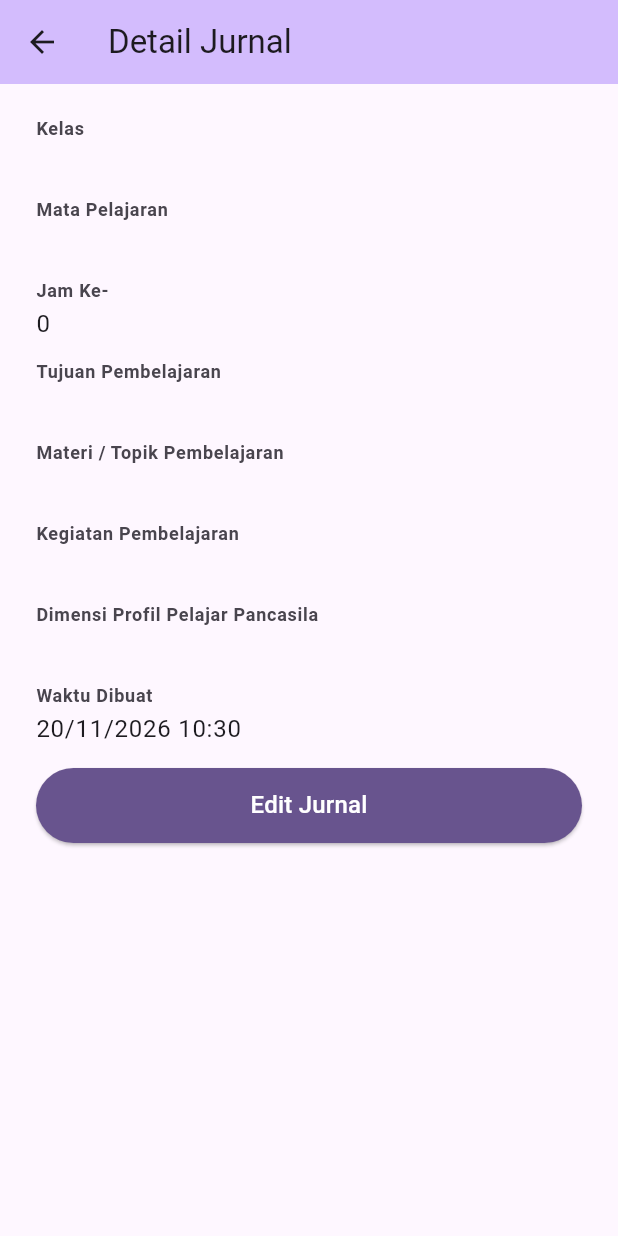
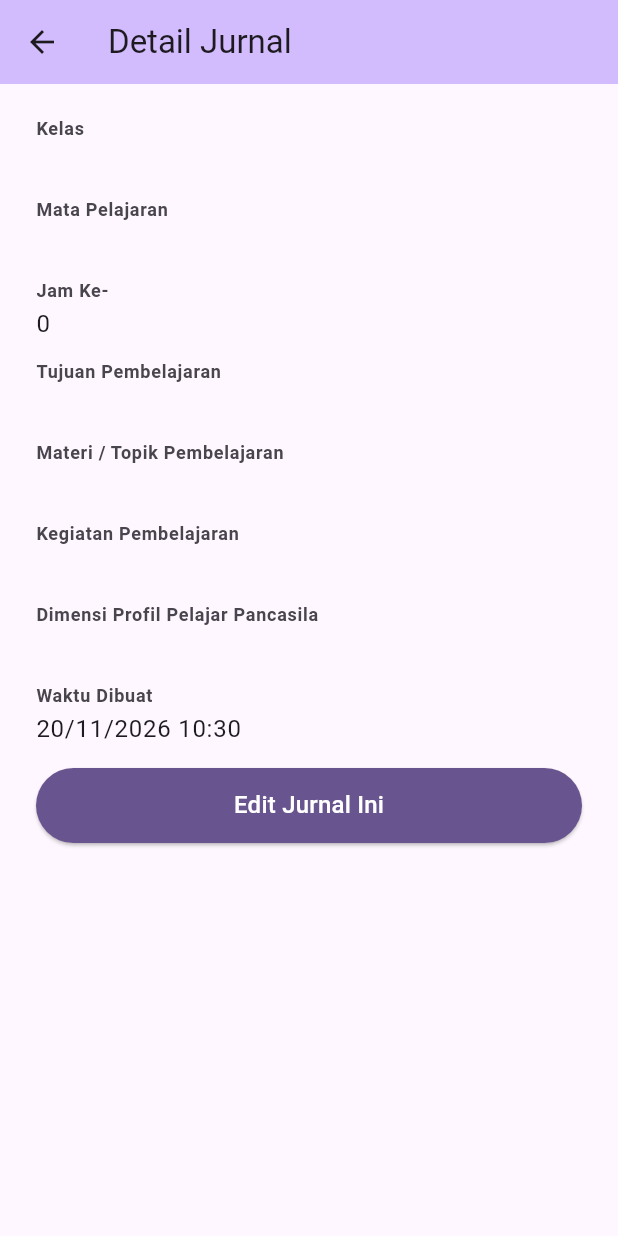
Before and after one commit to rahmanlana26/pemrograman_mobile, a Flutter app: the DetailJurnalPage screen opened directly with empty values, on a phone screen of 412 x 824 dp. Run offline on Flutter 3.47's test engine with Material 3 defaults, Android fonts, the phone set to English and light mode, and no system bars; our stand-ins replace image_picker, shared_preferences, sqflite, video_player; accounts and stored records are empty.

Commit message:
Perbaikan Bagian B

```diff
--- a/mydj/lib/pages/detail_jurnal_page.dart
+++ b/mydj/lib/pages/detail_jurnal_page.dart
@@ -37,7 +37,7 @@ class DetailJurnalPage extends StatelessWidget {
       context,
       MaterialPageRoute(
         builder: (context) =>
-            BuatJurnalPage(title: 'Edit Jurnal', jurnal: jurnal),
+            BuatJurnalPage(title: 'Edit Jurnal Ini', jurnal: jurnal),
       ),
     );
   }
@@ -93,7 +93,7 @@ class DetailJurnalPage extends StatelessWidget {
                     shape: const StadiumBorder(),
                   ),
                   onPressed: () => _bukaEdit(context, data),
-                  child: const Text('Edit Jurnal'),
+                  child: const Text('Edit Jurnal Ini'),
                 ),
               ),
             ],
```
